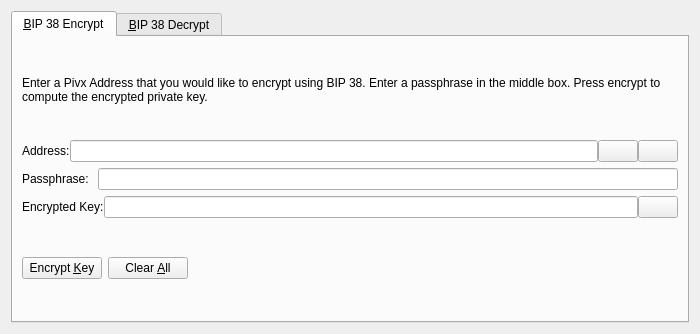
Qt form src/qt/forms/bip38tooldialog.ui (EULO-Project/EULO) before a commit.
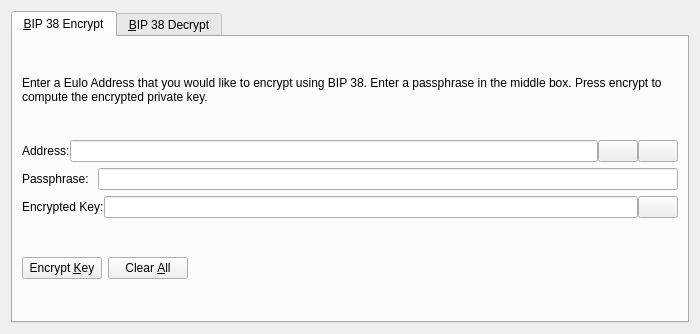
The same form after that commit. The open tabs and pages were chosen to show the change. Icons and pictures are not drawn. Custom widgets are drawn as their Qt base class.

```diff
--- a/src/qt/forms/bip38tooldialog.ui
+++ b/src/qt/forms/bip38tooldialog.ui
@@ -30,7 +30,7 @@
        <item>
         <widget class="QLabel" name="infoLabel_ENC">
          <property name="text">
-          <string>Enter a Pivx Address that you would like to encrypt using BIP 38. Enter a passphrase in the middle box. Press encrypt to compute the encrypted private key.</string>
+          <string>Enter a Eulo Address that you would like to encrypt using BIP 38. Enter a passphrase in the middle box. Press encrypt to compute the encrypted private key.</string>
          </property>
          <property name="textFormat">
           <enum>Qt::PlainText</enum>
```
Left out of the diff: 24 changed lines with no effect on the pictures.
